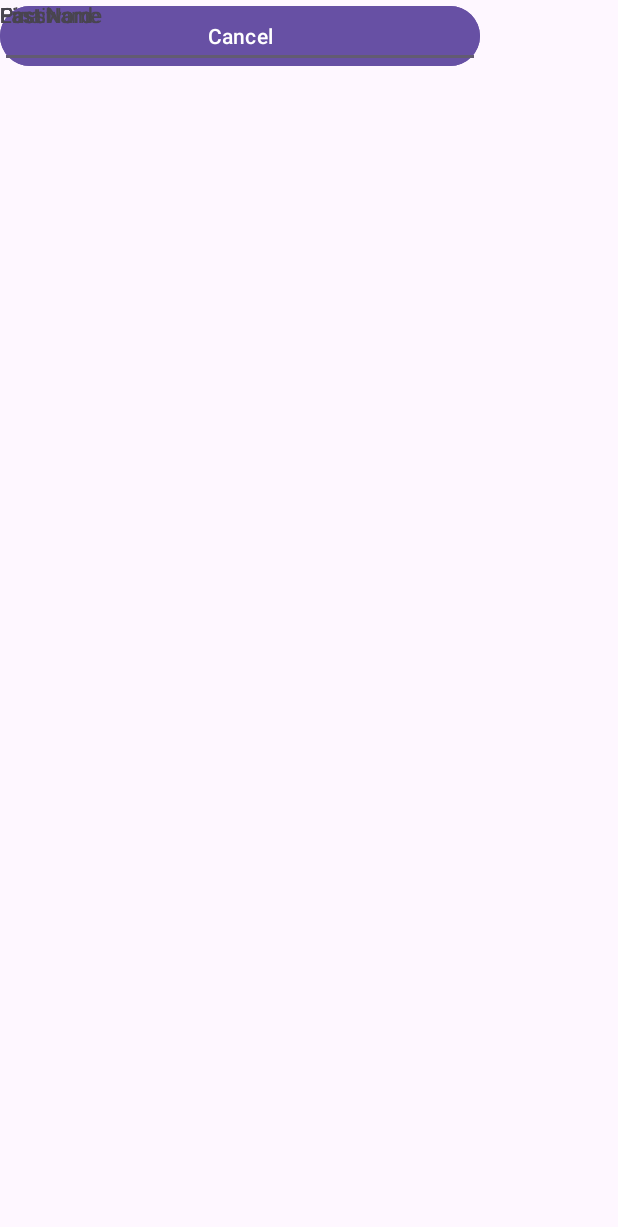
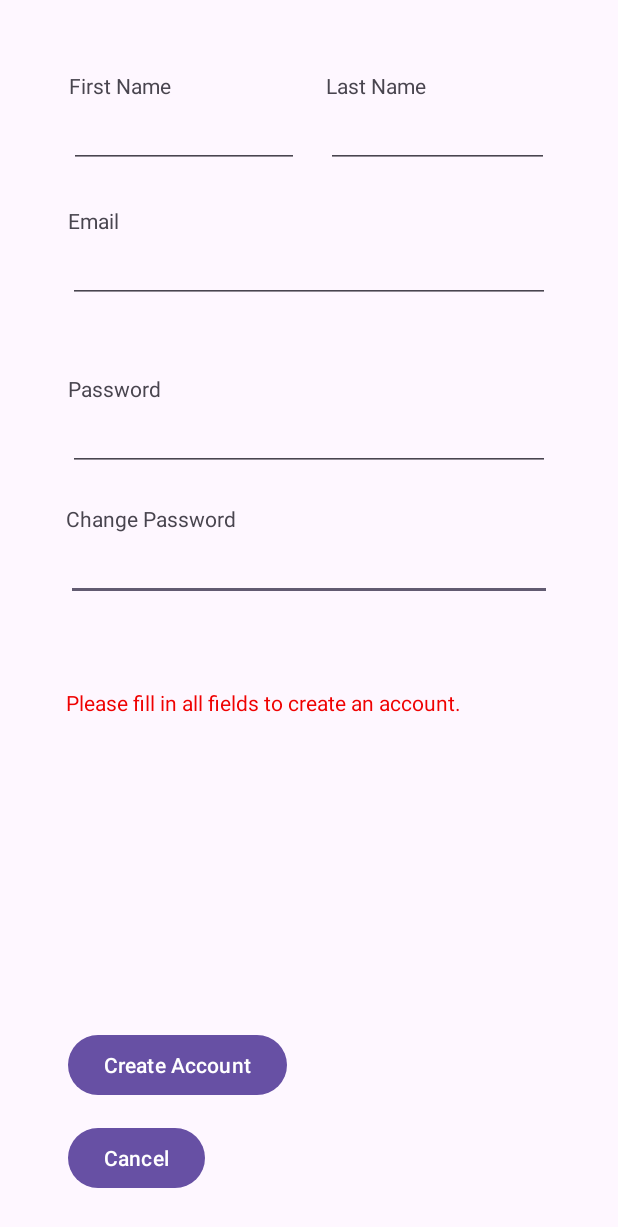
Before and after one commit to benmacleod24/cis-183-final, an Android app: the CreateAccount screen opened directly, with no data from a screen before it, after a tap on "Create Account", on a phone screen of 412 x 824 dp. Shown: the top 1227 px of the screen. Run offline under Robolectric (Android 15) with nearby library versions, the phone set to English and light mode, and no system bars; 1 statement that could not run was skipped.

```diff
--- a/Program_01/app/src/main/AndroidManifest.xml
+++ b/Program_01/app/src/main/AndroidManifest.xml
@@ -12,6 +12,9 @@
         android:supportsRtl="true"
         android:theme="@style/Theme.Program_01"
         tools:targetApi="31">
+        <activity
+            android:name=".UserHome"
+            android:exported="false" />
         <activity
             android:name=".CreateAccount"
             android:exported="false" />
--- a/Program_01/app/src/main/java/com/example/program_01/CreateAccount.java
+++ b/Program_01/app/src/main/java/com/example/program_01/CreateAccount.java
@@ -2,9 +2,16 @@ package com.example.program_01;
 
 import androidx.appcompat.app.AppCompatActivity;
 
+import android.content.Intent;
+import android.graphics.Color;
 import android.os.Bundle;
+import android.text.Editable;
+import android.text.TextWatcher;
+import android.util.Log;
+import android.view.View;
 import android.widget.Button;
 import android.widget.EditText;
+import android.widget.TextView;
 
 import com.example.program_01.Controllers.Session;
 import com.example.program_01.Database.UsersDatabase;
@@ -12,6 +19,7 @@ import com.example.program_01.Models.User;
 
 public class CreateAccount extends AppCompatActivity {
     UsersDatabase userDb;
+    Boolean emailIsUnique;
 
     // Inputs
     EditText inp_j_firstName;
@@ -20,9 +28,17 @@ public class CreateAccount extends AppCompatActivity {
     EditText inp_j_password;
     EditText inp_j_passwordConfirm;
 
+    // Text
+    TextView txt_j_valid_email;
+    TextView txt_j_error;
+
     // Buttons
     Button btn_j_create;
     Button btn_j_cancel;
+
+    // Intents
+    Intent userHome;
+
     @Override
     protected void onCreate(Bundle savedInstanceState) {
         super.onCreate(savedInstanceState);
@@ -30,6 +46,8 @@ public class CreateAccount extends AppCompatActivity {
 
         // Establish the new database.
         userDb = new UsersDatabase(this);
+
+        userHome = new Intent(CreateAccount.this, UserHome.class);
 
         // Setup UI elements.
         mountElements();
@@ -46,29 +64,96 @@ public class CreateAccount extends AppCompatActivity {
         btn_j_create = findViewById(R.id.btn_createAcct_create);
         btn_j_cancel = findViewById(R.id.btn_createAcct_create2);
 
+        txt_j_valid_email = findViewById(R.id.txt_createAcct_valid_email);
+        txt_j_error = findViewById(R.id.txt_createAcct_error);
+
         // Mount Listeners
         handleCreateSubmit();
+        onEmailChange();
+    }
+
+    private void onEmailChange()
+    {
+        inp_j_email.addTextChangedListener(new TextWatcher() {
+            @Override
+            public void beforeTextChanged(CharSequence s, int start, int count, int after) {
+
+            }
+
+            @Override
+            public void onTextChanged(CharSequence s, int start, int before, int count) {
+                boolean isValidEmail = userDb.doesEmailExist(s.toString());
+
+                if (s.length() == 0)
+                {
+                    txt_j_valid_email.setVisibility(View.INVISIBLE);
+                }
+                else
+                {
+                    txt_j_valid_email.setVisibility(View.VISIBLE);
+                }
+
+                if (isValidEmail)
+                {
+                    txt_j_valid_email.setText("Valid Email");
+                    txt_j_valid_email.setTextColor(Color.GREEN);
+                    emailIsUnique = true;
+                }
+                else
+                {
+                    txt_j_valid_email.setText("invalid Email");
+                    txt_j_valid_email.setTextColor(Color.RED);
+                    emailIsUnique = false;
+                }
+            }
+
+            @Override
+            public void afterTextChanged(Editable s) {
+
+            }
+        });
     }
 
     public void handleCreateSubmit()
     {
         btn_j_create.setOnClickListener(view -> {
-            String firstName = inp_j_firstName.toString();
-            String lastName = inp_j_lastName.toString();
-            String email = inp_j_email.toString();
-            String password = inp_j_password.toString();
-            String confirmPassword = inp_j_passwordConfirm.toString();
+            String firstName = inp_j_firstName.getText().toString();
+            String lastName = inp_j_lastName.getText().toString();
+            String email = inp_j_email.getText().toString();
+            String password = inp_j_password.getText().toString();
+            String confirmPassword = inp_j_passwordConfirm.getText().toString();
 
-            if (password.equals(confirmPassword))
+            Log.d("P", password + "::" + confirmPassword);
+
+            if (!emailIsUnique)
             {
+                txt_j_error.setText("Email is Taken, try another one.");
+                txt_j_error.setVisibility(View.VISIBLE);
+                return;
+            }
+
+            if (firstName.isEmpty() || lastName.isEmpty() || password.isEmpty() || confirmPassword.isEmpty())
+            {
+                txt_j_error.setText("Please fill in all fields to create an account.");
+                txt_j_error.setVisibility(View.VISIBLE);
+                return;
+            }
+
+            if (password.equals(confirmPassword) && emailIsUnique)
+            {
+                Log.d("BTN", "Creating User");
+
                 User user = new User(email, firstName, lastName);
                 userDb.create(email, password, firstName, password);
 
                 Session.login(user);
+                startActivity(userHome);
             }
             else
             {
                 // No Match Password
+                txt_j_error.setText("Passwords Do Not Match.");
+                txt_j_error.setVisibility(View.VISIBLE);
             }
         });
     }
--- a/Program_01/app/src/main/res/layout/activity_create_account.xml
+++ b/Program_01/app/src/main/res/layout/activity_create_account.xml
@@ -8,199 +8,156 @@
     tools:layout_editor_absoluteX="0dp"
     tools:layout_editor_absoluteY="-322dp">
 
-    <androidx.constraintlayout.widget.ConstraintLayout
-        android:layout_width="match_parent"
-        android:layout_height="match_parent"
-        tools:context=".CreateAccount"
-        tools:layout_editor_absoluteX="0dp"
-        tools:layout_editor_absoluteY="-322dp">
-
     <TextView
         android:id="@+id/textView12"
         android:layout_width="wrap_content"
         android:layout_height="wrap_content"
+        android:layout_marginTop="22dp"
         android:text="Change Password"
-            tools:layout_editor_absoluteX="47dp"
-            tools:layout_editor_absoluteY="337dp" />
+        app:layout_constraintStart_toStartOf="@+id/inp_createAcct_confirmPassword"
+        app:layout_constraintTop_toBottomOf="@+id/inp_createAcct_password" />
 
     <EditText
         android:id="@+id/inp_createAcct_confirmPassword"
-            android:layout_width="320dp"
+        android:layout_width="0dp"
         android:layout_height="wrap_content"
+        android:layout_marginStart="44dp"
+        android:layout_marginEnd="44dp"
         android:ems="10"
         android:inputType="textPassword"
-            tools:layout_editor_absoluteX="47dp"
-            tools:layout_editor_absoluteY="356dp" />
+        app:layout_constraintEnd_toEndOf="parent"
+        app:layout_constraintStart_toStartOf="parent"
+        app:layout_constraintTop_toBottomOf="@+id/textView12" />
 
     <TextView
         android:id="@+id/textView10"
         android:layout_width="wrap_content"
         android:layout_height="wrap_content"
+        android:layout_marginTop="47dp"
         android:text="Password"
-            tools:layout_editor_absoluteX="46dp"
-            tools:layout_editor_absoluteY="251dp" />
+        app:layout_constraintStart_toStartOf="@+id/inp_createAcct_password"
+        app:layout_constraintTop_toBottomOf="@+id/inp_createAcct_email" />
 
     <EditText
         android:id="@+id/inp_createAcct_email"
-            android:layout_width="320dp"
+        android:layout_width="0dp"
         android:layout_height="wrap_content"
+        android:layout_marginStart="45dp"
+        android:layout_marginEnd="45dp"
         android:ems="10"
         android:inputType="text"
-            tools:layout_editor_absoluteX="46dp"
-            tools:layout_editor_absoluteY="155dp" />
+        app:layout_constraintEnd_toEndOf="parent"
+        app:layout_constraintStart_toStartOf="parent"
+        app:layout_constraintTop_toBottomOf="@+id/textView9" />
 
     <TextView
         android:id="@+id/textView9"
         android:layout_width="wrap_content"
         android:layout_height="wrap_content"
+        android:layout_marginStart="45dp"
+        android:layout_marginTop="25dp"
+        android:layout_marginEnd="185dp"
         android:text="Email"
-            tools:layout_editor_absoluteX="46dp"
-            tools:layout_editor_absoluteY="136dp" />
+        app:layout_constraintEnd_toStartOf="@+id/txt_createAcct_valid_email"
+        app:layout_constraintStart_toStartOf="parent"
+        app:layout_constraintTop_toBottomOf="@+id/inp_createAcct_firstName" />
+
+    <TextView
+        android:id="@+id/txt_createAcct_valid_email"
+        android:layout_width="0dp"
+        android:layout_height="wrap_content"
+        android:layout_marginEnd="46dp"
+        android:text="Email"
+        android:textAlignment="textEnd"
+        android:visibility="invisible"
+        app:layout_constraintBottom_toTopOf="@+id/inp_createAcct_email"
+        app:layout_constraintEnd_toEndOf="parent"
+        app:layout_constraintStart_toEndOf="@+id/textView9" />
 
     <EditText
         android:id="@+id/inp_createAcct_lastName"
-            android:layout_width="150dp"
+        android:layout_width="0dp"
         android:layout_height="wrap_content"
         android:ems="10"
         android:inputType="text"
-            tools:layout_editor_absoluteX="214dp"
-            tools:layout_editor_absoluteY="66dp" />
+        app:layout_constraintEnd_toEndOf="@+id/txt_createAcct_valid_email"
+        app:layout_constraintStart_toStartOf="@+id/textView8"
+        app:layout_constraintTop_toTopOf="@+id/inp_createAcct_firstName" />
 
     <TextView
         android:id="@+id/textView4"
         android:layout_width="wrap_content"
         android:layout_height="wrap_content"
+        android:layout_marginStart="46dp"
+        android:layout_marginTop="47dp"
         android:text="First Name"
-            tools:layout_editor_absoluteX="46dp"
-            tools:layout_editor_absoluteY="47dp" />
+        app:layout_constraintStart_toStartOf="parent"
+        app:layout_constraintTop_toTopOf="parent" />
 
     <TextView
         android:id="@+id/textView8"
         android:layout_width="wrap_content"
         android:layout_height="wrap_content"
+        android:layout_marginEnd="128dp"
         android:text="Last Name"
-            tools:layout_editor_absoluteX="214dp"
-            tools:layout_editor_absoluteY="47dp" />
+        app:layout_constraintBottom_toTopOf="@+id/inp_createAcct_lastName"
+        app:layout_constraintEnd_toEndOf="parent" />
 
     <EditText
         android:id="@+id/inp_createAcct_firstName"
-            android:layout_width="150dp"
+        android:layout_width="0dp"
         android:layout_height="wrap_content"
+        android:layout_marginEnd="18dp"
         android:ems="10"
         android:inputType="text"
-            tools:layout_editor_absoluteX="46dp"
-            tools:layout_editor_absoluteY="66dp" />
+        app:layout_constraintEnd_toStartOf="@+id/inp_createAcct_lastName"
+        app:layout_constraintStart_toStartOf="@+id/textView4"
+        app:layout_constraintTop_toBottomOf="@+id/textView4" />
 
     <EditText
         android:id="@+id/inp_createAcct_password"
-            android:layout_width="320dp"
+        android:layout_width="0dp"
         android:layout_height="wrap_content"
+        android:layout_marginStart="45dp"
+        android:layout_marginEnd="45dp"
         android:ems="10"
         android:inputType="textPassword"
-            tools:layout_editor_absoluteX="46dp"
-            tools:layout_editor_absoluteY="270dp" />
+        app:layout_constraintEnd_toEndOf="parent"
+        app:layout_constraintStart_toStartOf="parent"
+        app:layout_constraintTop_toBottomOf="@+id/textView10" />
 
     <Button
         android:id="@+id/btn_createAcct_create"
-            android:layout_width="320dp"
+        android:layout_width="0dp"
         android:layout_height="wrap_content"
+        android:layout_marginStart="45dp"
+        android:layout_marginBottom="14dp"
         android:text="Create Account"
-            tools:layout_editor_absoluteX="45dp"
-            tools:layout_editor_absoluteY="594dp" />
+        app:layout_constraintBottom_toTopOf="@+id/btn_createAcct_create2"
+        app:layout_constraintStart_toStartOf="parent" />
 
     <Button
         android:id="@+id/btn_createAcct_create2"
-            android:layout_width="320dp"
+        android:layout_width="91dp"
         android:layout_height="wrap_content"
+        android:layout_marginStart="45dp"
+        android:layout_marginEnd="55dp"
+        android:layout_marginBottom="28dp"
         android:text="Cancel"
-            tools:layout_editor_absoluteX="45dp"
-            tools:layout_editor_absoluteY="655dp" />
+        app:layout_constraintBottom_toBottomOf="parent"
+        app:layout_constraintEnd_toEndOf="@+id/btn_createAcct_create"
+        app:layout_constraintStart_toStartOf="parent" />
+
+    <TextView
+        android:id="@+id/txt_createAcct_error"
+        android:layout_width="wrap_content"
+        android:layout_height="wrap_content"
+        android:layout_marginStart="44dp"
+        android:layout_marginTop="58dp"
+        android:text="Errors"
+        android:textColor="#EF0101"
+        android:visibility="invisible"
+        app:layout_constraintStart_toStartOf="parent"
+        app:layout_constraintTop_toBottomOf="@+id/inp_createAcct_confirmPassword" />
 
 </androidx.constraintlayout.widget.ConstraintLayout>
-
-    <TextView
-        android:id="@+id/textView11"
-        android:layout_width="wrap_content"
-        android:layout_height="wrap_content"
-        android:text="Password"
-        tools:layout_editor_absoluteX="45dp"
-        tools:layout_editor_absoluteY="251dp" />
-
-    <EditText
-        android:id="@+id/editTextTextPassword3"
-        android:layout_width="320dp"
-        android:layout_height="wrap_content"
-        android:ems="10"
-        android:inputType="textPassword"
-        tools:layout_editor_absoluteX="46dp"
-        tools:layout_editor_absoluteY="270dp" />
-
-    <TextView
-        android:id="@+id/textView10"
-        android:layout_width="wrap_content"
-        android:layout_height="wrap_content"
-        android:text="Password"
-        tools:layout_editor_absoluteX="45dp"
-        tools:layout_editor_absoluteY="251dp" />
-
-    <EditText
-        android:id="@+id/inp_createAcct_email"
-        android:layout_width="320dp"
-        android:layout_height="wrap_content"
-        android:ems="10"
-        android:inputType="text"
-        tools:layout_editor_absoluteX="46dp"
-        tools:layout_editor_absoluteY="155dp" />
-
-    <TextView
-        android:id="@+id/textView9"
-        android:layout_width="wrap_content"
-        android:layout_height="wrap_content"
-        android:text="Email"
-        tools:layout_editor_absoluteX="46dp"
-        tools:layout_editor_absoluteY="136dp" />
-
-    <EditText
-        android:id="@+id/inp_createAcct_lastName"
-        android:layout_width="150dp"
-        android:layout_height="wrap_content"
-        android:ems="10"
-        android:inputType="text"
-        tools:layout_editor_absoluteX="214dp"
-        tools:layout_editor_absoluteY="66dp" />
-
-    <TextView
-        android:id="@+id/textView4"
-        android:layout_width="wrap_content"
-        android:layout_height="wrap_content"
-        android:text="First Name"
-        tools:layout_editor_absoluteX="46dp"
-        tools:layout_editor_absoluteY="47dp" />
-
-    <TextView
-        android:id="@+id/textView8"
-        android:layout_width="wrap_content"
-        android:layout_height="wrap_content"
-        android:text="Last Name"
-        tools:layout_editor_absoluteX="214dp"
-        tools:layout_editor_absoluteY="47dp" />
-
-    <EditText
-        android:id="@+id/inp_createAcct_firstName"
-        android:layout_width="150dp"
-        android:layout_height="wrap_content"
-        android:ems="10"
-        android:inputType="text"
-        tools:layout_editor_absoluteX="46dp"
-        tools:layout_editor_absoluteY="66dp" />
-
-    <EditText
-        android:id="@+id/inp_createAcct_password"
-        android:layout_width="320dp"
-        android:layout_height="wrap_content"
-        android:ems="10"
-        android:inputType="textPassword"
-        tools:layout_editor_absoluteX="46dp"
-        tools:layout_editor_absoluteY="270dp" />
-
-</androidx.constraintlayout.widget.ConstraintLayout>
```
Also changed, not shown: Program_01/app/src/main/java/com/example/program_01/Database/UsersDatabase.java (+20 -2 lines), Program_01/app/src/main/java/com/example/program_01/MainActivity.java (+13 -7 lines), Program_01/app/src/main/java/com/example/program_01/Models/User.java (+20 -5 lines), Program_01/app/src/main/java/com/example/program_01/UserHome.java (added, +34 -0 lines), Program_01/app/src/main/res/layout/activity_user_home.xml (added, +18 -0 lines). Lines whose indentation alone changed are shown as unchanged.
